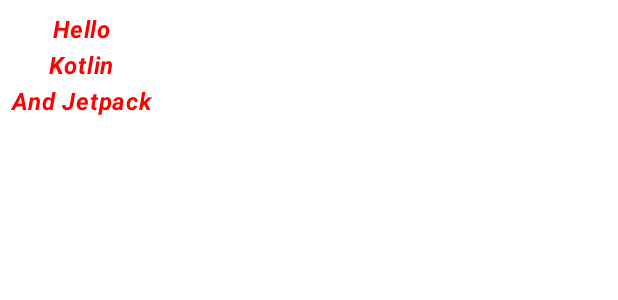
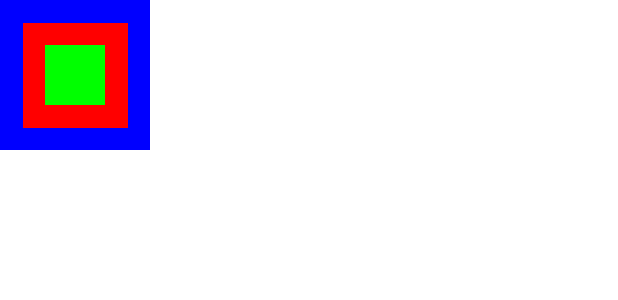
Before and after one commit to josephguluzada/JetpackCompose, an Android app built with Jetpack Compose: the @Preview function GreetingPreview, on a phone screen of 412 x 824 dp. Shown: the top 300 px of the screen. Run offline under Robolectric (Android 15) with nearby library versions, the phone set to English and light mode, and no system bars.

Commit message:
Box model

```diff
--- a/JetpackComposeLesson/app/src/main/java/com/example/jetpackcomposelesson/MainActivity.kt
+++ b/JetpackComposeLesson/app/src/main/java/com/example/jetpackcomposelesson/MainActivity.kt
@@ -3,10 +3,16 @@ package com.example.jetpackcomposelesson
 import android.os.Bundle
 import androidx.activity.ComponentActivity
 import androidx.activity.compose.setContent
+import androidx.compose.foundation.background
 import androidx.compose.foundation.layout.Arrangement
+import androidx.compose.foundation.layout.Box
 import androidx.compose.foundation.layout.Column
+import androidx.compose.foundation.layout.Row
 import androidx.compose.foundation.layout.fillMaxSize
 import androidx.compose.foundation.layout.padding
+import androidx.compose.foundation.layout.size
+import androidx.compose.foundation.text.selection.DisableSelection
+import androidx.compose.foundation.text.selection.SelectionContainer
 import androidx.compose.material3.MaterialTheme
 import androidx.compose.material3.Surface
 import androidx.compose.material3.Text
@@ -39,25 +45,12 @@ class MainActivity : ComponentActivity() {
 
 @Composable
 fun Greeting() {
-    Column(modifier = Modifier.padding(8.dp),
-            horizontalAlignment = Alignment.CenterHorizontally,
-        verticalArrangement = Arrangement.SpaceAround) {
-        Text(text = "Hello",
-            color = Color.Red,
-            fontWeight = FontWeight.Bold,
-            fontStyle = FontStyle.Italic
-        )
-        Text(text = "Kotlin",
-            color = Color.Red,
-            fontWeight = FontWeight.Bold,
-            fontStyle = FontStyle.Italic
-        )
-        Text(text = "And Jetpack",
-            color = Color.Red,
-            fontWeight = FontWeight.Bold,
-            fontStyle = FontStyle.Italic
-        )
-    }
+   Box(modifier = Modifier,contentAlignment = Alignment.Center){
+       Box(modifier = Modifier.size(100.dp).background(Color.Blue))
+       Box(modifier = Modifier.size(70.dp).background(Color.Red))
+       Box(modifier = Modifier.size(40.dp).background(Color.Green))
+   }
+
 }
 
 @Preview(showBackground = true)
```
